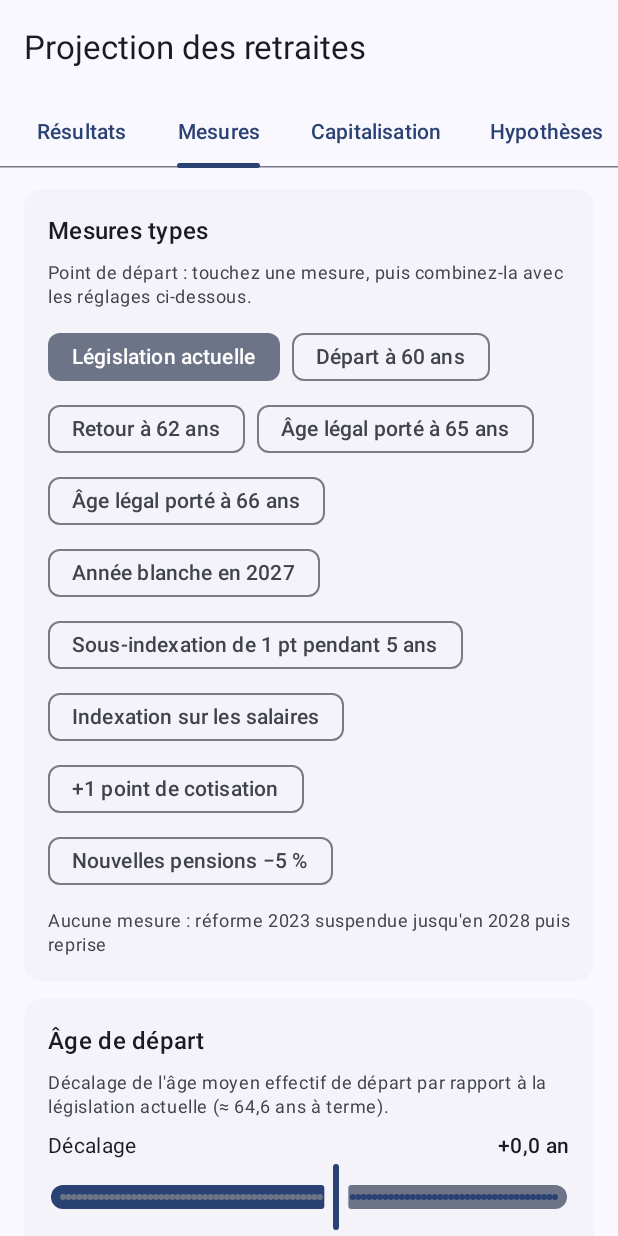
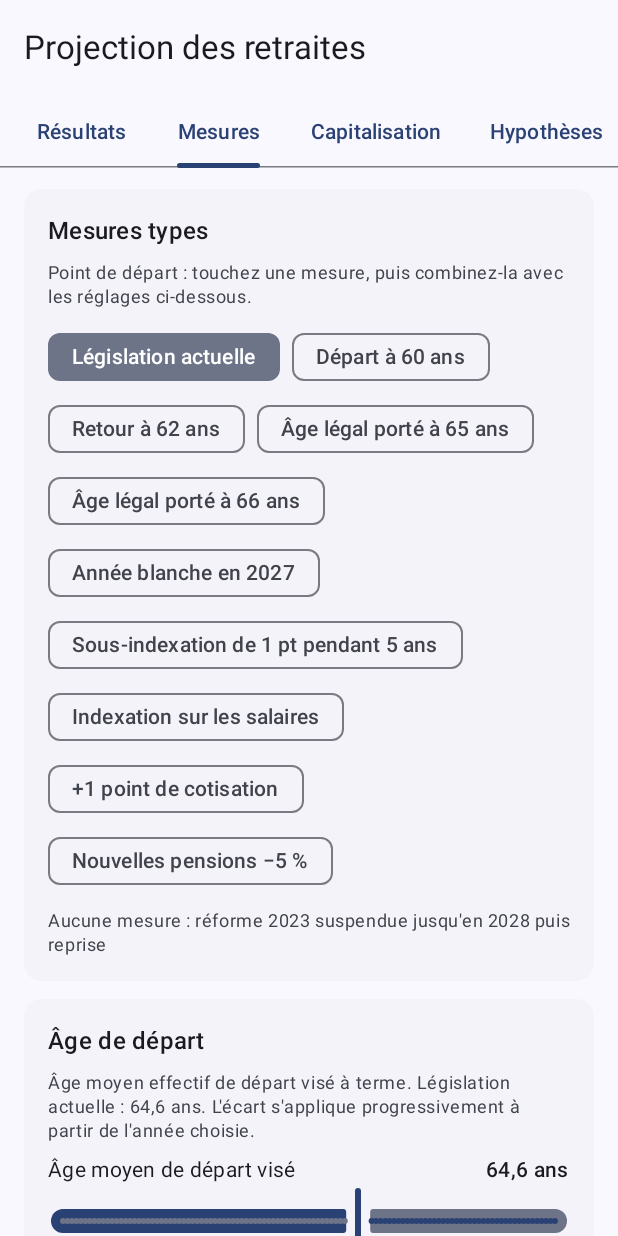
Before and after one commit to ThierryLcode/Gestion-csv, an Android app built with Jetpack Compose: the screen it shows after launch (MainActivity), tab 2 chosen, on a phone screen of 412 x 824 dp. Run offline under Robolectric (Android 15) with nearby library versions, the phone set to English and light mode, and no system bars.

Commit message:
Projection retraites : curseur d'âge moyen de départ visé, jusqu'à 69 ans
Le décalage d'âge est remplacé par l'âge moyen de départ visé à terme
(58 à 69 ans), avec l'écart à la législation actuelle et l'âge atteint
en 2030, 2045 et 2070. Note technique mise à jour. Version 0.5.0.

Co-Authored-By: Claude Opus 5.5 <noreply@anthropic.com>
Claude-Session: https://claude.ai/code/session_0113qTtCtzP9VpXuC9va3zrP

```diff
--- a/retraites/app/build.gradle.kts
+++ b/retraites/app/build.gradle.kts
@@ -12,8 +12,8 @@ android {
         applicationId = "fr.retraites.projection"
         minSdk = 26
         targetSdk = 35
-        versionCode = 4
-        versionName = "0.4.0"
+        versionCode = 5
+        versionName = "0.5.0"
     }
 
     buildTypes {
--- a/retraites/app/src/main/java/fr/retraites/app/ui/Ecrans.kt
+++ b/retraites/app/src/main/java/fr/retraites/app/ui/Ecrans.kt
@@ -138,8 +138,21 @@ fun EcranMesures(etat: EtatUi, onMesures: (Mesures) -> Unit) = Defilement {
         }
     }
 
-    Section("Âge de départ", "Décalage de l'âge moyen effectif de départ par rapport à la législation actuelle (≈ 64,6 ans à terme).") {
-        Curseur("Décalage", m.decalageAge, -5.0, 4.0, 0.1, { signe(it) + " an" }) { onMesures(m.copy(decalageAge = it)) }
+    val ageReference = ModeleRetraites.AGE_DEPART_LONG_TERME
+    Section(
+        "Âge de départ",
+        "Âge moyen effectif de départ visé à terme. Législation actuelle : ${nombre(ageReference)} ans. " +
+            "L'écart s'applique progressivement à partir de l'année choisie.",
+    ) {
+        Curseur("Âge moyen de départ visé", ageReference + m.decalageAge, 58.0, 69.0, 0.1, { nombre(it) + " ans" }) {
+            onMesures(m.copy(decalageAge = Math.round((it - ageReference) * 10) / 10.0))
+        }
+        Text(
+            "Écart avec la législation actuelle : ${signe(m.decalageAge)} an  ·  âge moyen en 2030 : " +
+                "${nombre(ModeleRetraites.ageMoyenDepartEn(m, 2030))} ans, en 2045 : ${nombre(ModeleRetraites.ageMoyenDepartEn(m, 2045))} ans, " +
+                "en 2070 : ${nombre(ModeleRetraites.ageMoyenDepartEn(m, 2070))} ans",
+            style = MaterialTheme.typography.bodySmall, color = MaterialTheme.colorScheme.onSurfaceVariant,
+        )
         Curseur("À partir de", m.anneeDebutAge.toDouble(), 2026.0, 2045.0, 1.0, { it.toInt().toString() }) {
             onMesures(m.copy(anneeDebutAge = it.toInt()))
         }
--- a/retraites/modele/src/main/kotlin/fr/retraites/modele/Projection.kt
+++ b/retraites/modele/src/main/kotlin/fr/retraites/modele/Projection.kt
@@ -121,6 +121,9 @@ object ModeleRetraites {
         val atteint = (annee - m.anneeDebutAge + 1) * m.rythmeAge
         return sign(m.decalageAge) * minOf(abs(m.decalageAge), atteint)
     }
+
+    /** Âge moyen de départ atteint à terme (2070) avec la législation actuelle. */
+    val AGE_DEPART_LONG_TERME: Double get() = AGE_DEPART_REFERENCE.last().second
 
     fun ageMoyenDepartEn(m: Mesures, annee: Int): Double = interpoler(AGE_DEPART_REFERENCE, annee) + decalageAgeEn(m, annee)
 
```
Also changed, not shown: 3 other files.
